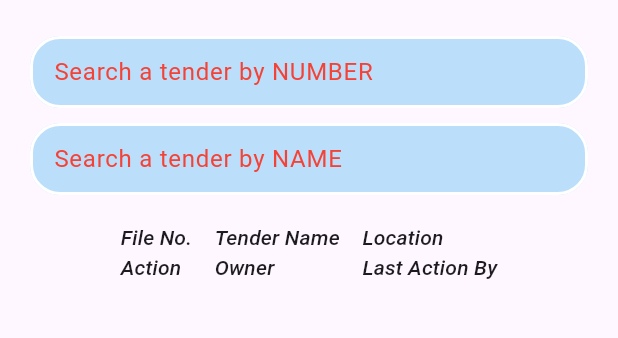
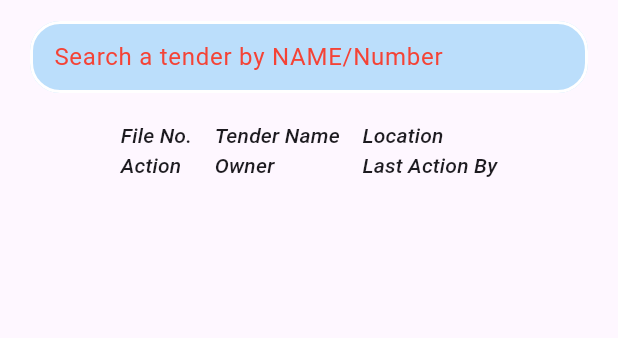
Before and after one commit to hishamjahmani/file_observer, a Flutter app: the SectionTendersLogDetails screen opened directly with empty values, on a phone screen of 412 x 824 dp, the part 63-401 px from its top. Run offline on Flutter 3.47's test engine with Material 3 defaults, Android fonts, the phone set to English and light mode, and no system bars; drawn by our look-alikes of toastification; our stand-ins replace cloud_firestore, firebase_auth, firebase_core; missing offline and left inert: flutter_beep, mobile_scanner, qr_scanner_overlay; accounts and stored records are empty.

Commit message:
remove tender number search textfield

```diff
--- a/lib/screens/home_page.dart
+++ b/lib/screens/home_page.dart
@@ -157,7 +157,7 @@ class _HomePageState extends State<HomePage> {
                   Align(
                     alignment: Alignment.center,
                     child: SizedBox(
-                      width: screenWidth/1.5 ,
+                      width: screenWidth / 1.5,
                       child: ElevatedButton(
                         onPressed: () async {
                           final List<TenderLog> sectionTendersLog =
@@ -180,8 +180,8 @@ class _HomePageState extends State<HomePage> {
                   ),
 
                   const SizedBox(
-                      height:
-                          10.0), // ElevatedButton(onPressed: ()=> print('${tLog[0].currentTime} \n ${tLog[0].tenderNumber}'), child: const Text('get')),
+                    height: 10.0,
+                  ), // ElevatedButton(onPressed: ()=> print('${tLog[0].currentTime} \n ${tLog[0].tenderNumber}'), child: const Text('get')),
                   Padding(
                     padding:
                         const EdgeInsets.symmetric(horizontal: 20, vertical: 0),
--- a/lib/screens/tenders_details.dart
+++ b/lib/screens/tenders_details.dart
@@ -51,6 +51,7 @@ class _SectionTendersDetailsState extends State<SectionTendersDetails> {
         body: SingleChildScrollView(
           child: Column(
             children: [
+              /*
               Padding(
                 padding:
                     const EdgeInsets.symmetric(horizontal: 20, vertical: 10),
@@ -76,7 +77,8 @@ class _SectionTendersDetailsState extends State<SectionTendersDetails> {
                     setState(() => certainTender = val);
                   },
                 ),
-              ),
+              ),*/
+
               Padding(
                 padding:
                     const EdgeInsets.symmetric(horizontal: 20, vertical: 0),
@@ -97,7 +99,7 @@ class _SectionTendersDetailsState extends State<SectionTendersDetails> {
                           : null,
                       fillColor: Colors.blue[100],
                       hintStyle: const TextStyle(color: Colors.red),
-                      hintText: 'Search a tender by NAME'),
+                      hintText: 'Search a tender by NAME/Number'),
                   onChanged: (val) {
                     setState(() {
                       certainTender = val;
--- a/lib/screens/tenders_log_details.dart
+++ b/lib/screens/tenders_log_details.dart
@@ -60,7 +60,7 @@ class _SectionTendersLogDetailsState extends State<SectionTendersLogDetails> {
         body: SingleChildScrollView(
           child: Column(
             children: [
-              Padding(
+           /*   Padding(
                 padding:
                     const EdgeInsets.symmetric(horizontal: 20, vertical: 10),
                 child: TextFormField(
@@ -86,6 +86,7 @@ class _SectionTendersLogDetailsState extends State<SectionTendersLogDetails> {
                   },
                 ),
               ),
+              */
               Padding(
                 padding:
                     const EdgeInsets.symmetric(horizontal: 20, vertical: 0),
@@ -106,7 +107,7 @@ class _SectionTendersLogDetailsState extends State<SectionTendersLogDetails> {
                           : null,
                       fillColor: Colors.blue[100],
                       hintStyle: const TextStyle(color: Colors.red),
-                      hintText: 'Search a tender by NAME'),
+                      hintText: 'Search a tender by NAME/Number'),
                   onChanged: (val) {
                     setState(() {
                       certainTender = val;
```
